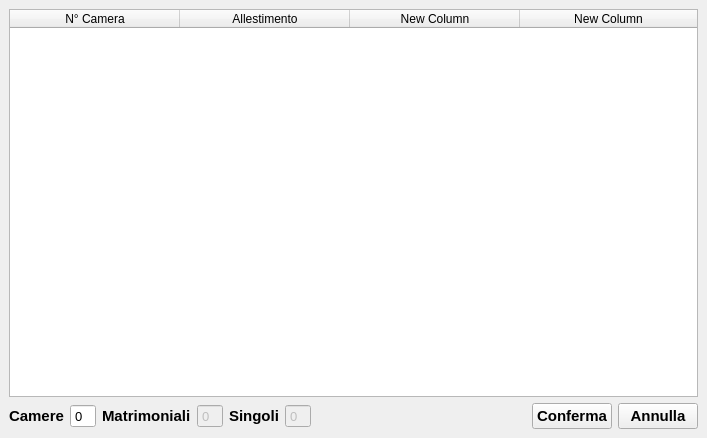
Old version of the form ui/scelta_camere_prenotazione.ui in the repository Raccispini/Progetto-Hotel.
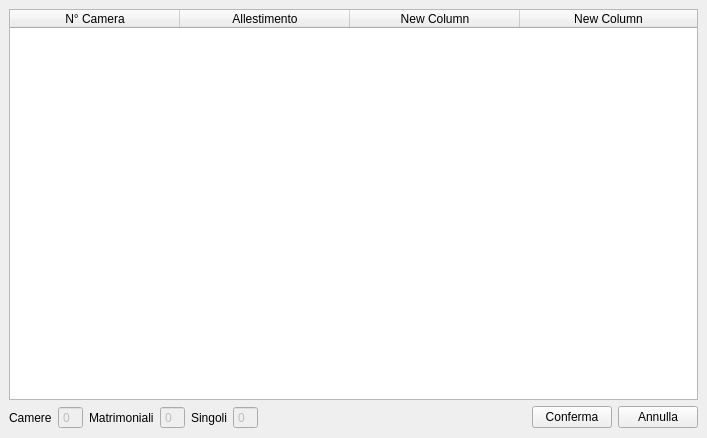
New version of the form.

The edit to the form file:
```diff
--- a/ui/scelta_camere_prenotazione.ui
+++ b/ui/scelta_camere_prenotazione.ui
@@ -70,14 +70,6 @@
      <layout class="QHBoxLayout" name="horizontalLayout_2">
       <item>
        <widget class="QLabel" name="label">
-        <property name="font">
-         <font>
-          <family>Arial</family>
-          <pointsize>11</pointsize>
-          <weight>75</weight>
-          <bold>true</bold>
-         </font>
-        </property>
         <property name="text">
          <string>Camere</string>
         </property>
@@ -86,13 +78,7 @@
       <item>
        <widget class="QSpinBox" name="spinBox_camere">
         <property name="enabled">
-         <bool>true</bool>
-        </property>
-        <property name="font">
-         <font>
-          <family>Arial</family>
-          <pointsize>10</pointsize>
-         </font>
+         <bool>false</bool>
         </property>
         <property name="buttonSymbols">
          <enum>QAbstractSpinBox::NoButtons</enum>
@@ -101,14 +87,6 @@
       </item>
       <item>
        <widget class="QLabel" name="label_2">
-        <property name="font">
-         <font>
-          <family>Arial</family>
-          <pointsize>11</pointsize>
-          <weight>75</weight>
-          <bold>true</bold>
-         </font>
-        </property>
         <property name="text">
          <string>Matrimoniali</string>
         </property>
@@ -119,12 +97,6 @@
         <property name="enabled">
          <bool>false</bool>
         </property>
-        <property name="font">
-         <font>
-          <family>Arial</family>
-          <pointsize>10</pointsize>
-         </font>
-        </property>
         <property name="buttonSymbols">
          <enum>QAbstractSpinBox::NoButtons</enum>
         </property>
@@ -132,14 +104,6 @@
       </item>
       <item>
        <widget class="QLabel" name="label_3">
-        <property name="font">
-         <font>
-          <family>Arial</family>
-          <pointsize>11</pointsize>
-          <weight>75</weight>
-          <bold>true</bold>
-         </font>
-        </property>
         <property name="text">
          <string>Singoli</string>
         </property>
@@ -150,12 +114,6 @@
         <property name="enabled">
          <bool>false</bool>
         </property>
-        <property name="font">
-         <font>
-          <family>Arial</family>
-          <pointsize>10</pointsize>
-         </font>
-        </property>
         <property name="buttonSymbols">
          <enum>QAbstractSpinBox::NoButtons</enum>
         </property>
@@ -182,14 +140,6 @@
           <verstretch>0</verstretch>
          </sizepolicy>
         </property>
-        <property name="font">
-         <font>
-          <family>Arial</family>
-          <pointsize>11</pointsize>
-          <weight>75</weight>
-          <bold>true</bold>
-         </font>
-        </property>
         <property name="text">
          <string>Conferma</string>
         </property>
@@ -203,14 +153,6 @@
           <verstretch>0</verstretch>
          </sizepolicy>
         </property>
-        <property name="font">
-         <font>
-          <family>Arial</family>
-          <pointsize>11</pointsize>
-          <weight>75</weight>
-          <bold>true</bold>
-         </font>
-        </property>
         <property name="text">
          <string>Annulla</string>
         </property>
```
